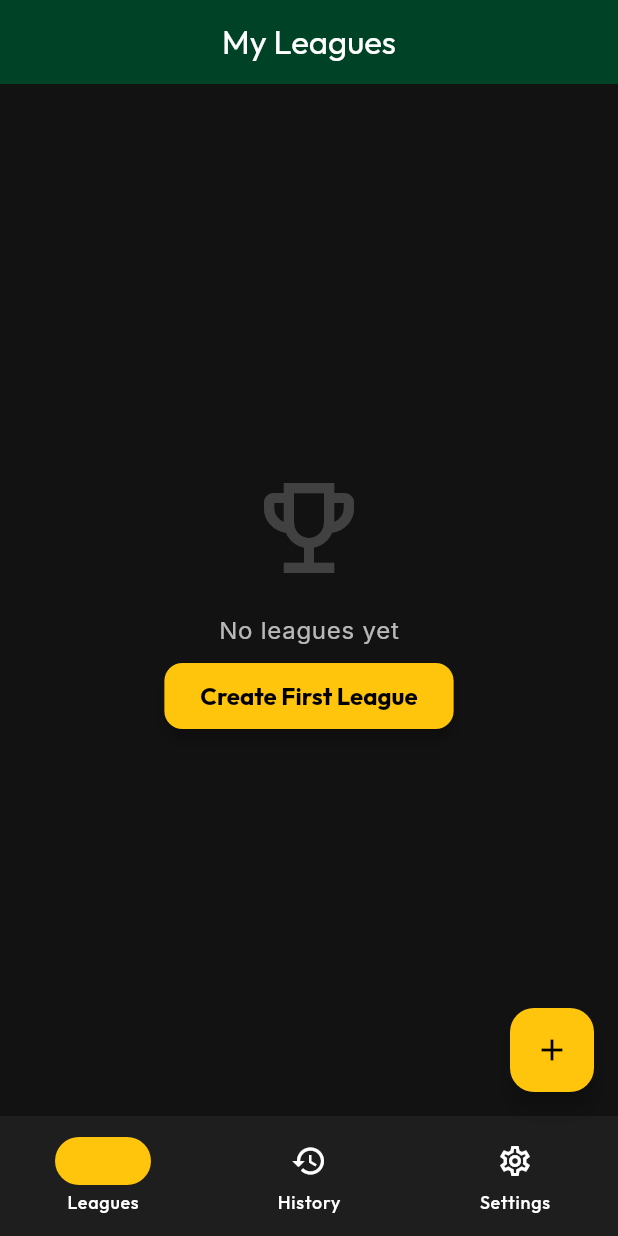
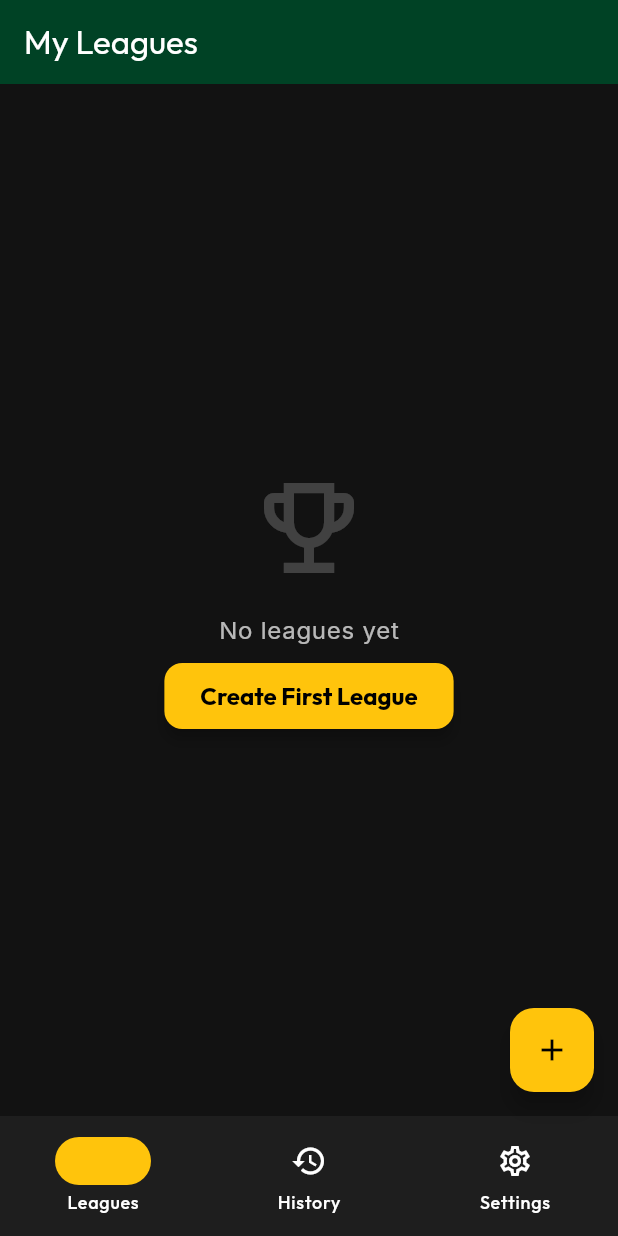
Before and after one commit to FrankPudding/game-on, a Flutter app: the screen it shows after launch, on a phone screen of 412 x 824 dp. Run offline on Flutter 3.47's test engine with Material 3 defaults, Android fonts, the phone set to English and light mode, and no system bars; our stand-ins replace flutter_riverpod, google_fonts, hive, hive_flutter; accounts and stored records are empty.

```diff
--- a/lib/screens/home/home_screen.dart
+++ b/lib/screens/home/home_screen.dart
@@ -15,12 +15,7 @@ class HomeScreen extends ConsumerWidget {
   Widget build(BuildContext context, WidgetRef ref) {
     final leaguesAsync = ref.watch(leaguesProvider);
 
-    return Scaffold(
-      appBar: AppBar(
-        title: const Text('My Leagues'),
-        systemOverlayStyle: SystemUiOverlayStyle.light,
-      ),
-      body: leaguesAsync.when(
+    return leaguesAsync.when(
       data: (leagues) {
         if (leagues.isEmpty) {
           return Center(
@@ -65,22 +60,9 @@ class HomeScreen extends ConsumerWidget {
       },
       loading: () => const Center(child: CircularProgressIndicator()),
       error: (err, stack) => Center(
-          child: Text('Error: $err', style: const TextStyle(color: Colors.red)),
+        child: Text('Error: $err',
+            style: const TextStyle(color: AppTheme.errorRed)),
       ),
-      ),
-      floatingActionButton: leaguesAsync.valueOrNull?.isNotEmpty == true
-          ? FloatingActionButton(
-              onPressed: () {
-                Navigator.push(
-                  context,
-                  MaterialPageRoute(
-                    builder: (context) => const CreateLeagueScreen(),
-                  ),
-                );
-              },
-              child: const Icon(Icons.add),
-            )
-          : null,
     );
   }
 }
--- a/lib/screens/main_navigation.dart
+++ b/lib/screens/main_navigation.dart
@@ -13,6 +13,12 @@ class MainNavigation extends StatefulWidget {
 class _MainNavigationState extends State<MainNavigation> {
   int _currentIndex = 0;
 
+  final List<String> _titles = [
+    'My Leagues',
+    'Match History',
+    'Settings',
+  ];
+
   final List<Widget> _screens = [
     const HomeScreen(),
     const Center(child: Text('History')),
@@ -22,6 +28,10 @@ class _MainNavigationState extends State<MainNavigation> {
   @override
   Widget build(BuildContext context) {
     return Scaffold(
+      appBar: AppBar(
+        title: Text(_titles[_currentIndex]),
+        centerTitle: false,
+      ),
       body: _screens[_currentIndex],
       bottomNavigationBar: NavigationBar(
         selectedIndex: _currentIndex,
```
Also changed, not shown: lib/repositories/database_service.dart (+28 -2 lines), lib/repositories/league_repository.dart (+45 -10 lines), lib/screens/league/league_detail_screen.dart (+53 -0 lines). Lines whose indentation alone changed are shown as unchanged.
